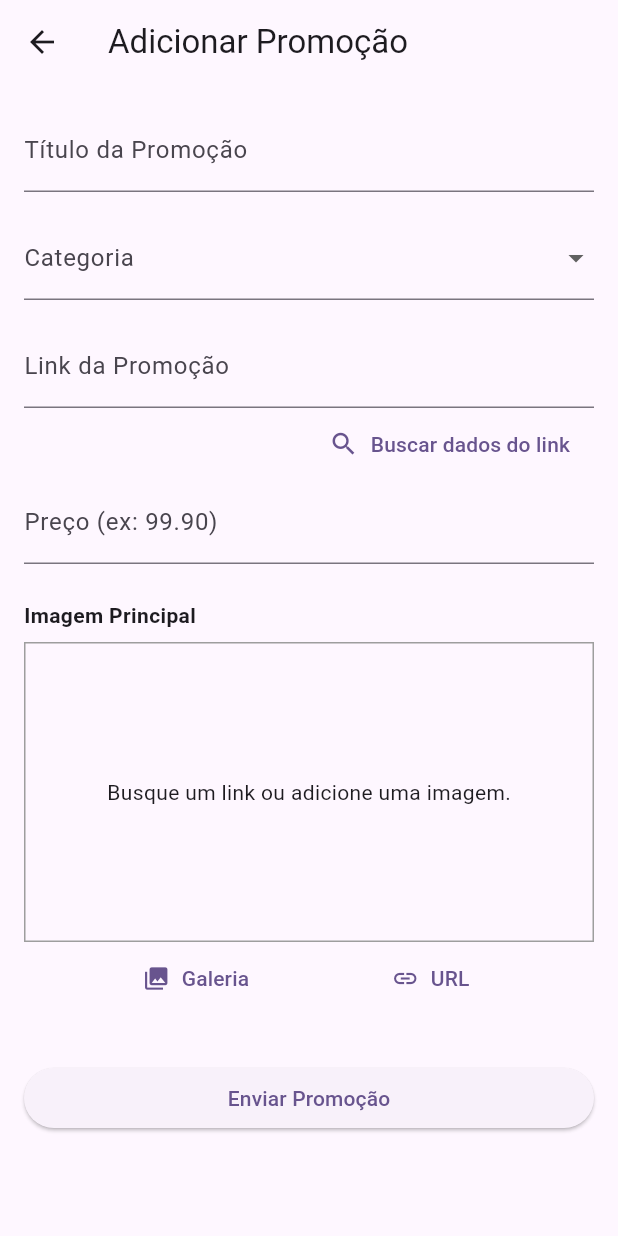
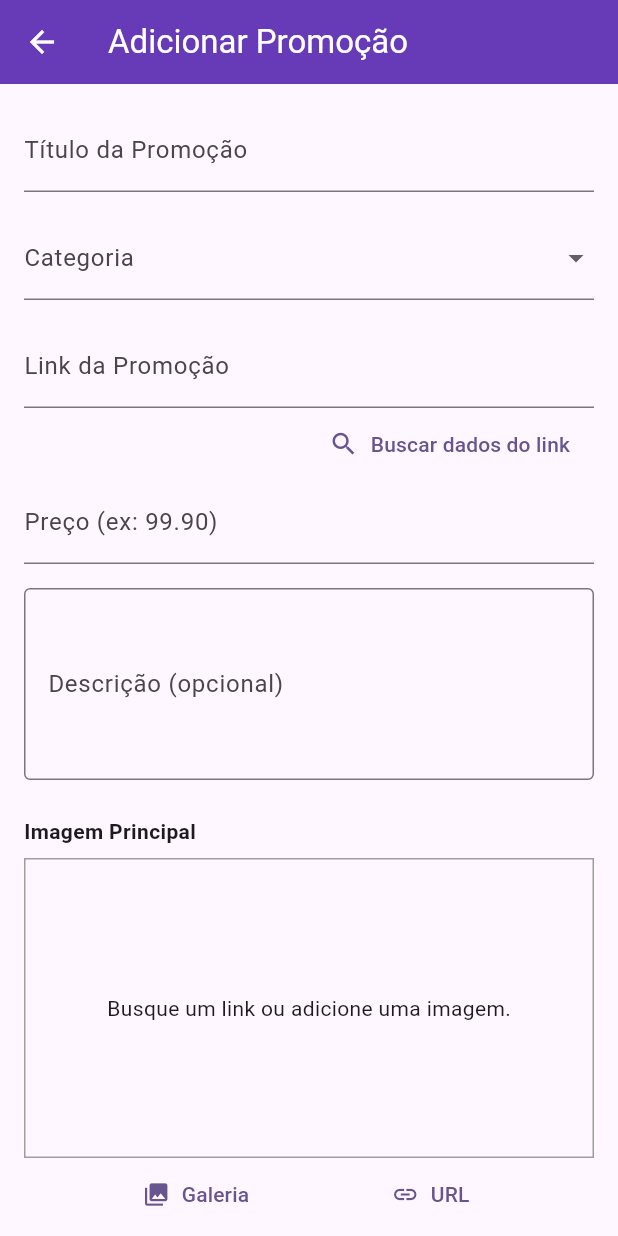
Before and after one commit to buenobr/Sou_estudante_Case, a Flutter app: the screen it shows once a user with an empty profile is signed in, after a tap on the "add" icon, on a phone screen of 412 x 824 dp. Run offline on Flutter 3.47's test engine with Material 3 defaults, Android fonts, the phone set to English and light mode, and no system bars; our stand-ins replace cloud_firestore, firebase_auth, firebase_core, firebase_storage, image_picker; missing offline and left inert: any_link_preview; accounts and stored records are empty; generated files the repository leaves out were written again; network calls fail.

```diff
--- a/lib/add_promotion_screen.dart
+++ b/lib/add_promotion_screen.dart
@@ -1,5 +1,5 @@
-// 2. SEGUNDO PASSO: Substitua o conteúdo do seu arquivo lib/add_promotion_screen.dart por este código:
-// Esta é a versão estável, sem o campo de descrição.
+// 4. QUARTO PASSO: Substitua o conteúdo do seu arquivo lib/add_promotion_screen.dart.
+// Ele foi ajustado para usar as cores do tema.
 import 'dart:io';
 import 'package:flutter/material.dart';
 import 'package:cloud_firestore/cloud_firestore.dart';
@@ -20,6 +20,8 @@ class _AddPromotionScreenState extends State<AddPromotionScreen> {
   final _titleController = TextEditingController();
   final _linkController = TextEditingController();
   final _priceController = TextEditingController();
+  final _descriptionController = TextEditingController();
+
   bool _isLoading = false;
   bool _isFetchingLink = false;
 
@@ -105,6 +107,7 @@ class _AddPromotionScreenState extends State<AddPromotionScreen> {
         'price': double.tryParse(_priceController.text.trim()) ?? 0.0,
         'category': _selectedCategory,
         'imageUrl': finalImageUrl,
+        'description': _descriptionController.text.trim(),
         'submittedBy': user.uid,
         'createdAt': Timestamp.now(),
         'status': 'pending',
@@ -138,6 +141,8 @@ class _AddPromotionScreenState extends State<AddPromotionScreen> {
               TextFormField(controller: _linkController, decoration: const InputDecoration(labelText: 'Link da Promoção'), validator: (value) => value!.isEmpty ? 'Campo obrigatório' : null),
               Align(alignment: Alignment.centerRight, child: TextButton.icon(icon: const Icon(Icons.search, size: 20), label: const Text('Buscar dados do link'), onPressed: _fetchLinkPreview)),
               TextFormField(controller: _priceController, decoration: const InputDecoration(labelText: 'Preço (ex: 99.90)'), keyboardType: TextInputType.number, validator: (value) => value!.isEmpty ? 'Campo obrigatório' : null),
+              const SizedBox(height: 16),
+              TextFormField(controller: _descriptionController, decoration: const InputDecoration(labelText: 'Descrição (opcional)', border: OutlineInputBorder()), maxLines: 4),
               const SizedBox(height: 24),
               const Text('Imagem Principal', style: TextStyle(fontWeight: FontWeight.bold)),
               const SizedBox(height: 8),
--- /dev/null
+++ b/lib/app_colors.dart
@@ -0,0 +1,8 @@
+// Este arquivo vai centralizar todas as cores do nosso aplicativo.
+import 'package:flutter/material.dart';
+
+class AppColors {
+  static const Color primary = Colors.deepPurple;
+  static const Color accent = Colors.amber;
+  static const Color price = Color(0xFF2E7D32); // Um verde mais escuro
+}
--- a/lib/home_screen.dart
+++ b/lib/home_screen.dart
@@ -1,4 +1,4 @@
-// 4. QUARTO PASSO: Substitua o conteúdo do seu arquivo lib/home_screen.dart por este código:
+// 6. SEXTO PASSO: Substitua o conteúdo do seu arquivo lib/home_screen.dart:
 import 'package:flutter/material.dart';
 import 'package:firebase_auth/firebase_auth.dart';
 import 'package:cloud_firestore/cloud_firestore.dart';
@@ -6,6 +6,8 @@ import 'package:firebase_storage/firebase_storage.dart';
 
 import 'login_screen.dart';
 import 'add_promotion_screen.dart';
+import 'promotion_detail_screen.dart';
+import 'app_colors.dart'; // Importa nosso arquivo de cores
 
 class HomeScreen extends StatelessWidget {
   const HomeScreen({super.key});
@@ -38,7 +40,7 @@ class HomeScreen extends StatelessWidget {
     }
 
     return Scaffold(
-      appBar: AppBar(title: const Text('Promoções'), backgroundColor: Colors.deepPurple, foregroundColor: Colors.white, actions: buildAppBarActions()),
+      appBar: AppBar(title: const Text('Promoções'), actions: buildAppBarActions()),
       body: StreamBuilder<QuerySnapshot>(
         stream: FirebaseFirestore.instance.collection('promotions').orderBy('createdAt', descending: true).snapshots(),
         builder: (context, snapshot) {
@@ -68,10 +70,15 @@ class HomeScreen extends StatelessWidget {
                 child: ListTile(
                   leading: Container(width: 80, height: 80, color: Colors.grey[200], child: imageUrl != null ? Image.network(imageUrl, fit: BoxFit.contain, loadingBuilder: (context, child, progress) => progress == null ? child : const Center(child: CircularProgressIndicator()), errorBuilder: (context, error, stackTrace) => const Icon(Icons.error)) : const Icon(Icons.shopping_bag, color: Colors.grey)),
                   title: Text(title, style: const TextStyle(fontWeight: FontWeight.bold)),
-                  subtitle: Column(crossAxisAlignment: CrossAxisAlignment.start, children: [ const SizedBox(height: 4), Text(category, style: TextStyle(color: Theme.of(context).primaryColor, fontSize: 12)), const SizedBox(height: 4), Text('R\$ ${price.toStringAsFixed(2)}', style: const TextStyle(color: Colors.green, fontWeight: FontWeight.bold)) ]),
+                  subtitle: Column(crossAxisAlignment: CrossAxisAlignment.start, children: [ const SizedBox(height: 4), Text(category, style: const TextStyle(color: AppColors.primary, fontSize: 12)), const SizedBox(height: 4), Text('R\$ ${price.toStringAsFixed(2)}', style: const TextStyle(color: AppColors.price, fontWeight: FontWeight.bold)) ]),
                   trailing: isOwner ? PopupMenuButton<String>(onSelected: (value) { if (value == 'delete') { _deletePromotion(context, promo.id, imageUrl); } }, itemBuilder: (BuildContext context) => <PopupMenuEntry<String>>[ const PopupMenuItem<String>(value: 'delete', child: Text('Deletar')) ]) : const Icon(Icons.arrow_forward_ios, size: 16),
                   onTap: () {
-                    // Ação de clique removida por enquanto
+                    Navigator.push(
+                      context,
+                      MaterialPageRoute(
+                        builder: (context) => PromotionDetailScreen(promotionData: data),
+                      ),
+                    );
                   },
                 ),
               );
--- a/lib/main.dart
+++ b/lib/main.dart
@@ -1,9 +1,12 @@
+// 3. TERCEIRO PASSO: Substitua o conteúdo do seu arquivo lib/main.dart por este código:
+// Agora ele usa nosso arquivo de cores para definir o tema global do app.
 import 'package:flutter/material.dart';
 import 'package:firebase_core/firebase_core.dart';
 import 'package:firebase_auth/firebase_auth.dart';
 import 'firebase_options.dart';
 
 import 'home_screen.dart';
+import 'app_colors.dart'; // Importa nosso novo arquivo de cores
 
 void main() async {
   WidgetsFlutterBinding.ensureInitialized();
@@ -21,55 +24,51 @@ class MyApp extends StatelessWidget {
     return MaterialApp(
       title: 'Promo Student',
       theme: ThemeData(
-        colorScheme: ColorScheme.fromSeed(seedColor: Colors.deepPurple),
+        colorScheme: ColorScheme.fromSeed(seedColor: AppColors.primary),
         useMaterial3: true,
+        appBarTheme: const AppBarTheme(
+          backgroundColor: AppColors.primary,
+          foregroundColor: Colors.white,
+        ),
+        elevatedButtonTheme: ElevatedButtonThemeData(
+          style: ElevatedButton.styleFrom(
+            backgroundColor: AppColors.primary,
+            foregroundColor: Colors.white,
+            padding: const EdgeInsets.symmetric(vertical: 12, horizontal: 20),
+          ),
+        ),
       ),
       home: const AuthGate(),
     );
   }
 }
 
-// CORREÇÃO IMPORTANTE: Convertido para StatefulWidget para evitar loop infinito.
-// O login anônimo agora é chamado apenas UMA VEZ quando o app inicia.
+// O resto do arquivo main.dart (AuthGate) continua o mesmo.
 class AuthGate extends StatefulWidget {
   const AuthGate({super.key});
-
   @override
   State<AuthGate> createState() => _AuthGateState();
 }
-
 class _AuthGateState extends State<AuthGate> {
   @override
   void initState() {
     super.initState();
-    // Verifica se o usuário atual é nulo e só então tenta o login anônimo.
-    // Isso roda apenas uma vez quando o widget é criado.
     if (FirebaseAuth.instance.currentUser == null) {
       FirebaseAuth.instance.signInAnonymously();
     }
   }
-
   @override
   Widget build(BuildContext context) {
     return StreamBuilder<User?>(
       stream: FirebaseAuth.instance.authStateChanges(),
       builder: (context, snapshot) {
-        // Se a conexão está esperando, mostra um loading.
         if (snapshot.connectionState == ConnectionState.waiting) {
-          return const Scaffold(
-            body: Center(child: CircularProgressIndicator()),
-          );
+          return const Scaffold(body: Center(child: CircularProgressIndicator()));
         }
-
-        // Se tem um usuário (anônimo ou real), vai para a HomeScreen.
         if (snapshot.hasData) {
           return const HomeScreen();
         }
-
-        // Se algo der muito errado (não deveria acontecer), mostra uma tela de erro.
-        return const Scaffold(
-          body: Center(child: Text("Erro de autenticação. Reinicie o app.")),
-        );
+        return const Scaffold(body: Center(child: Text("Erro de autenticação.")));
       },
     );
   }
--- a/pubspec.yaml
+++ b/pubspec.yaml
@@ -37,6 +37,7 @@ dependencies:
   firebase_storage: ^11.7.7
   image_picker: ^1.1.2
   any_link_preview: ^3.0.3
+  url_launcher: ^6.3.0
 
   cupertino_icons: ^1.0.6
 
```
Also changed, not shown: lib/promotion_detail_screen.dart (added, +93 -0 lines), pubspec.lock.
